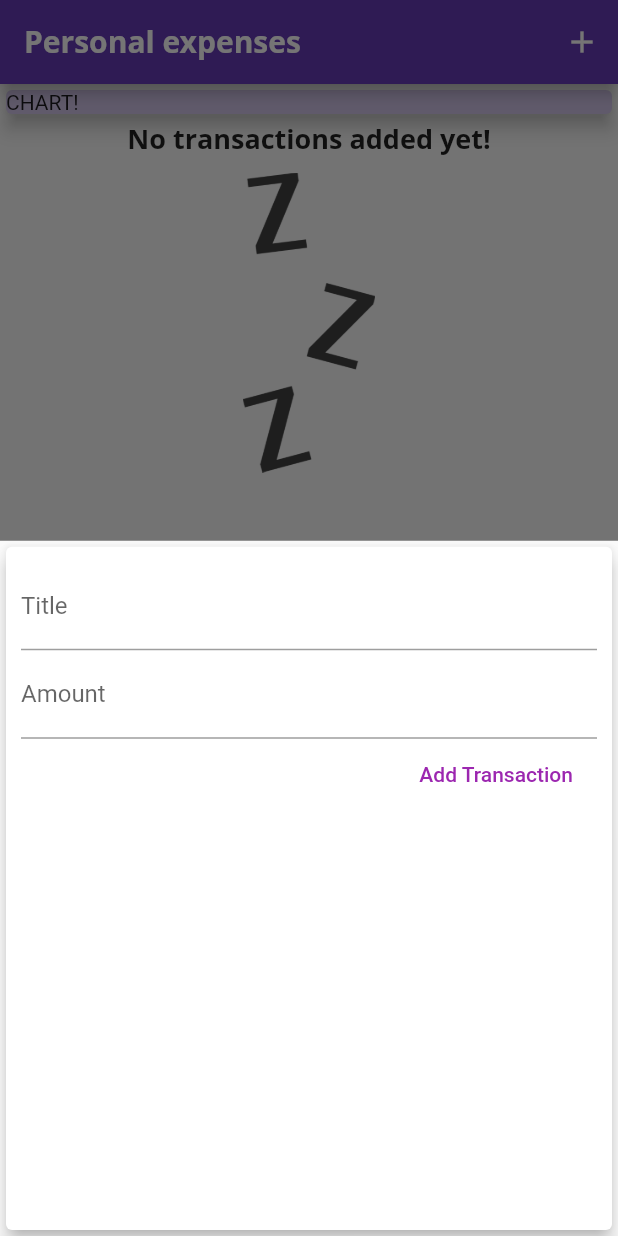
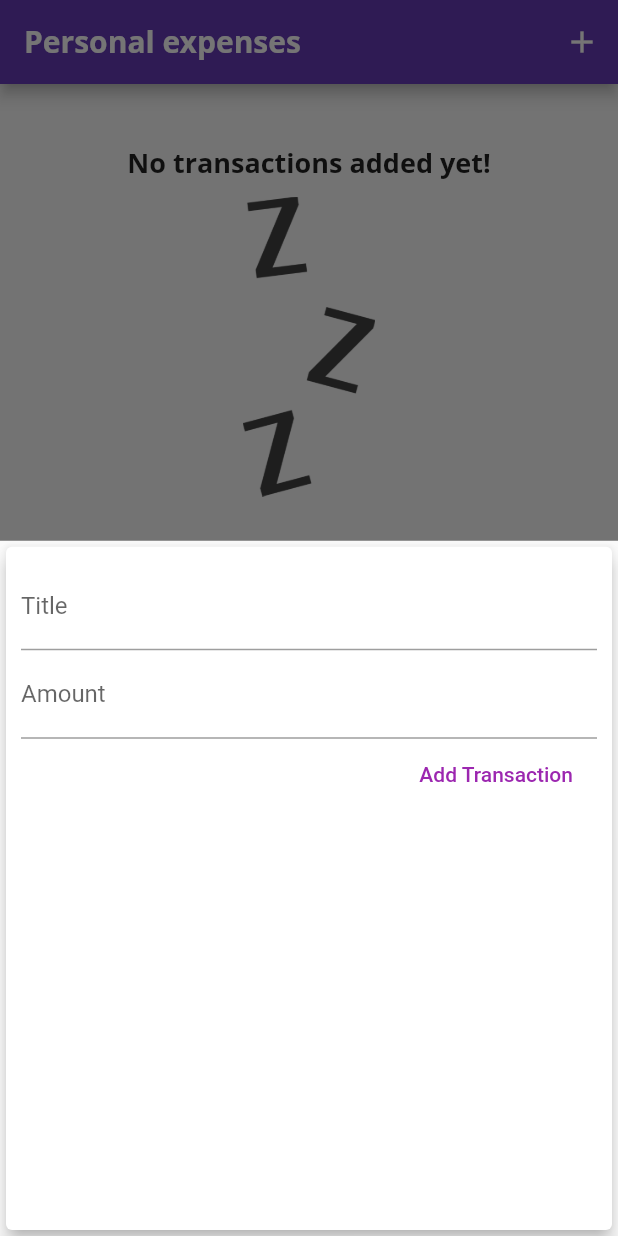
Before and after one commit to mfrandes/expense_planner, a Flutter app: the screen it shows after launch, after a tap on the "add" icon, on a phone screen of 412 x 824 dp. Run offline on Flutter 3.47's test engine with Material 2 defaults, Android fonts, the phone set to English and light mode, and no system bars; Roboto replaces fonts that are missing (Open Sans).

Commit message:
Add the chart widget and hadle input values still need to out put them

```diff
--- a/lib/main.dart
+++ b/lib/main.dart
@@ -3,6 +3,7 @@ import 'package:flutter/material.dart';
 import './widgets/transaction_list.dart';
 import './widgets/new_transaction.dart';
 import './models/transaction.dart';
+import './widgets/chart.dart';
 
 void main() => runApp(MyApp());
 
@@ -55,6 +56,16 @@ class _MyHomePageState extends State<MyHomePage> {
     // )
   ];
 
+  List<Transaction> get _recentTransactions {
+    return _userTransactions.where((transaction) {
+      return transaction.date.isAfter(
+        DateTime.now().subtract(
+          Duration(days: 7),
+        ),
+      );
+    }).toList();
+  }
+
   void _addNewTransaction(String title, double amount) {
     final newTx = Transaction(
       title: title,
@@ -105,14 +116,7 @@ class _MyHomePageState extends State<MyHomePage> {
           mainAxisAlignment: MainAxisAlignment.start,
           crossAxisAlignment: CrossAxisAlignment.stretch,
           children: <Widget>[
-            Container(
-              width: double.infinity,
-              child: Card(
-                color: Theme.of(context).primaryColorLight,
-                child: Text('CHART!'),
-                elevation: 5,
-              ),
-            ),
+            Chart(_recentTransactions),
             TransactionList(_userTransactions),
           ],
         ),
--- /dev/null
+++ b/lib/widgets/chart.dart
@@ -0,0 +1,44 @@
+import 'package:flutter/material.dart';
+import 'package:intl/intl.dart';
+
+import '../models/transaction.dart';
+
+class Chart extends StatelessWidget {
+  final List<Transaction> recentTransactions;
+
+  Chart(this.recentTransactions);
+
+  List<Map<String, Object>> get groupedTranzactionValues {
+    return List.generate(7, (index) {
+      final weekDay = DateTime.now().subtract(
+        Duration(days: index),
+      );
+
+      var totalSum = 0.0;
+
+      for (var i = 0; i < recentTransactions.length; i++) {
+        if (recentTransactions[i].date.day == weekDay.day &&
+            recentTransactions[i].date.month == weekDay.month &&
+            recentTransactions[i].date.year == weekDay.year) {
+          totalSum += recentTransactions[i].amount;
+        }
+      }
+
+      print('weeckDay: ' + DateFormat.E().format(weekDay));
+      print('totalSum: ' + totalSum.toString());
+      return {'day': DateFormat.E().format(weekDay), 'amount': totalSum};
+    });
+  }
+
+  @override
+  Widget build(BuildContext context) {
+    print(groupedTranzactionValues);
+    return Card(
+      elevation: 6,
+      margin: EdgeInsets.all(20),
+      child: Row(
+        children: <Widget>[],
+      ),
+    );
+  }
+}
```
